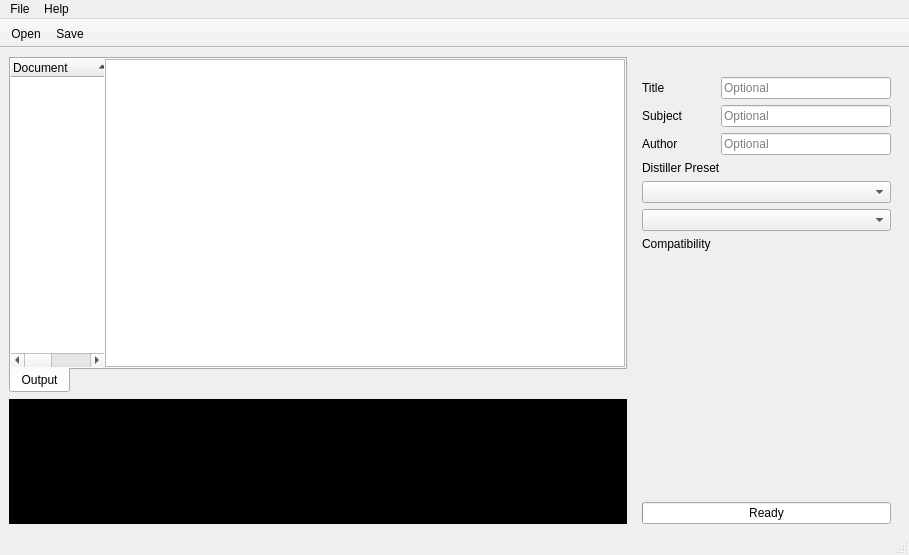
The window that assets/fusepdf.ui (nettstudio/fusepdf) describes before a commit, drawn with Qt 5.
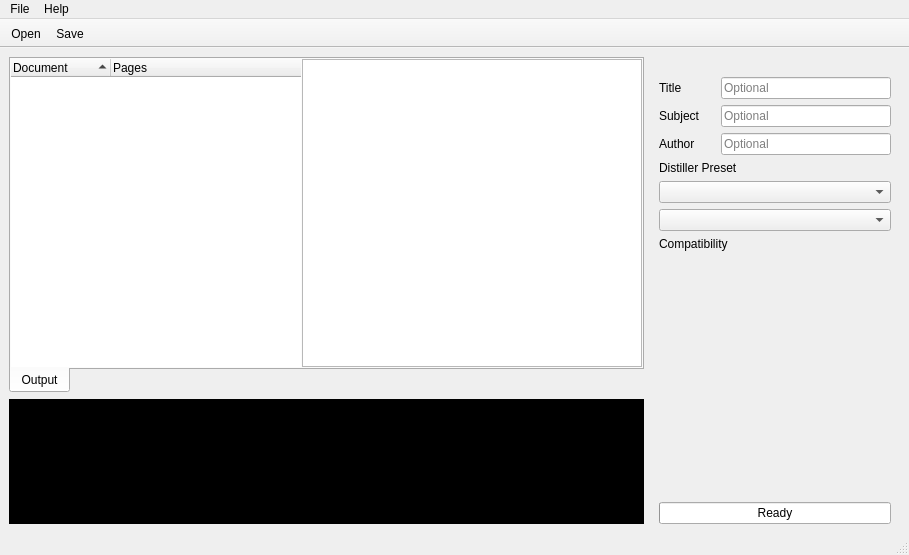
The same window after the commit. Icons and pictures are not drawn. Custom widgets are drawn as their Qt base class.

Commit message: fix ui on smaller screens

What changed in the file:
```diff
--- a/assets/fusepdf.ui
+++ b/assets/fusepdf.ui
@@ -131,13 +131,13 @@
            <widget class="QListWidget" name="preview">
             <property name="minimumSize">
              <size>
-              <width>520</width>
+              <width>340</width>
               <height>0</height>
              </size>
             </property>
             <property name="maximumSize">
              <size>
-              <width>520</width>
+              <width>340</width>
               <height>16777215</height>
              </size>
             </property>
@@ -175,7 +175,7 @@
      <widget class="QWidget" name="widget" native="true">
       <property name="maximumSize">
        <size>
-        <width>270</width>
+        <width>250</width>
         <height>16777215</height>
        </size>
       </property>
```
Left out of the diff: 2 changed lines with no effect on the pictures. The commit also changes 2 other files.
